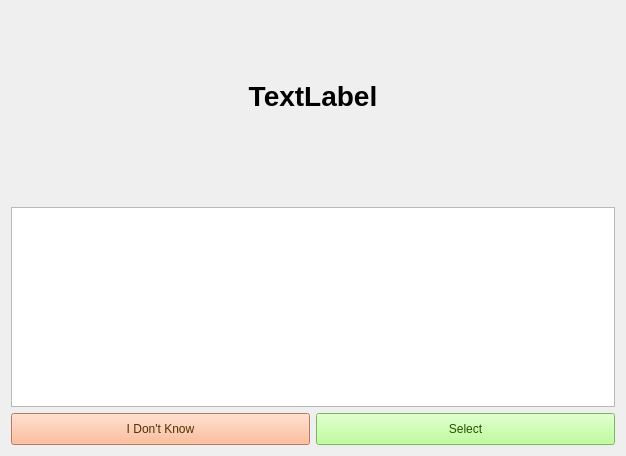
Old version of the form Ui/pract2.ui in the repository robinpalat/idiomindQt.
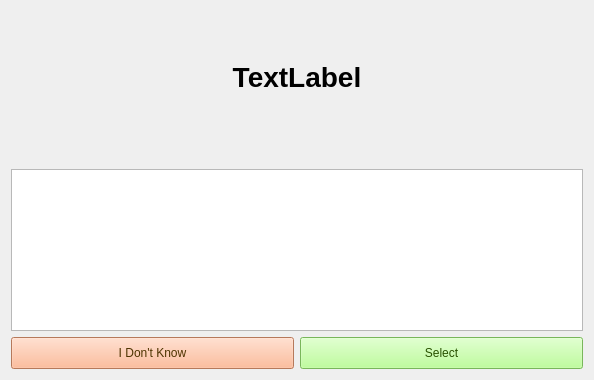
New version of the form. Icons and pictures are not drawn. Custom widgets are drawn as their Qt base class.

Diff of the .ui file:
```diff
--- a/Ui/pract2.ui
+++ b/Ui/pract2.ui
@@ -6,8 +6,8 @@
    <rect>
     <x>0</x>
     <y>0</y>
-    <width>626</width>
-    <height>456</height>
+    <width>594</width>
+    <height>380</height>
    </rect>
   </property>
   <property name="windowTitle">
@@ -36,7 +36,7 @@
          <number>0</number>
         </property>
         <item>
-         <widget class="QLabel" name="label">
+         <widget class="ClickableLabel" name="label_trgt">
           <property name="sizePolicy">
            <sizepolicy hsizetype="Expanding" vsizetype="MinimumExpanding">
             <horstretch>0</horstretch>
@@ -62,16 +62,54 @@
       </widget>
      </item>
      <item>
-      <widget class="QListWidget" name="listWidget">
+      <widget class="QTableWidget" name="tableWidget">
        <property name="maximumSize">
         <size>
          <width>16777215</width>
          <height>16777215</height>
         </size>
        </property>
+       <property name="font">
+        <font>
+         <pointsize>14</pointsize>
+        </font>
+       </property>
+       <property name="focusPolicy">
+        <enum>Qt::NoFocus</enum>
+       </property>
+       <property name="verticalScrollBarPolicy">
+        <enum>Qt::ScrollBarAlwaysOff</enum>
+       </property>
        <property name="horizontalScrollBarPolicy">
-        <enum>Qt::ScrollBarAsNeeded</enum>
+        <enum>Qt::ScrollBarAlwaysOff</enum>
        </property>
+       <property name="sizeAdjustPolicy">
+        <enum>QAbstractScrollArea::AdjustToContents</enum>
+       </property>
+       <property name="editTriggers">
+        <set>QAbstractItemView::NoEditTriggers</set>
+       </property>
+       <property name="showDropIndicator" stdset="0">
+        <bool>false</bool>
+       </property>
+       <property name="dragDropOverwriteMode">
+        <bool>false</bool>
+       </property>
+       <property name="selectionMode">
+        <enum>QAbstractItemView::SingleSelection</enum>
+       </property>
+       <attribute name="horizontalHeaderVisible">
+        <bool>false</bool>
+       </attribute>
+       <attribute name="horizontalHeaderHighlightSections">
+        <bool>false</bool>
+       </attribute>
+       <attribute name="verticalHeaderVisible">
+        <bool>false</bool>
+       </attribute>
+       <attribute name="verticalHeaderHighlightSections">
+        <bool>false</bool>
+       </attribute>
       </widget>
      </item>
     </layout>
@@ -116,6 +154,13 @@
    </item>
   </layout>
  </widget>
+ <customwidgets>
+  <customwidget>
+   <class>ClickableLabel</class>
+   <extends>QLabel</extends>
+   <header location="global">Classes/adds_clicklabel.h</header>
+  </customwidget>
+ </customwidgets>
  <resources>
   <include location="../res.qrc"/>
  </resources>
```
Left out of the diff: 7 changed lines with no effect on the pictures.
